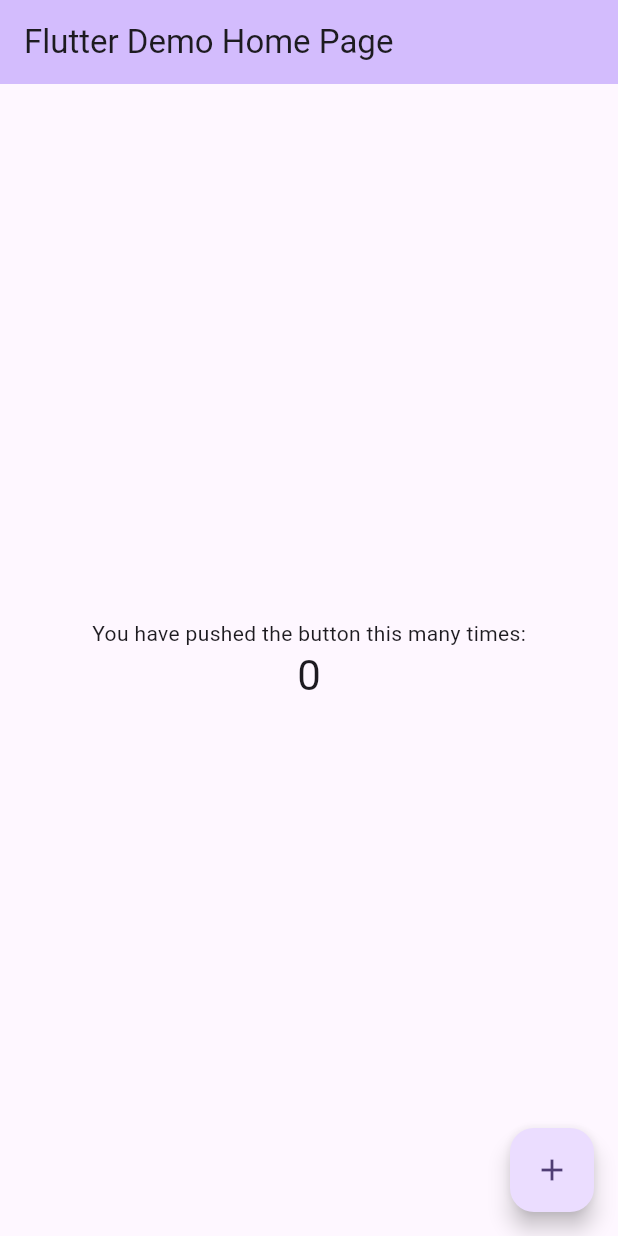
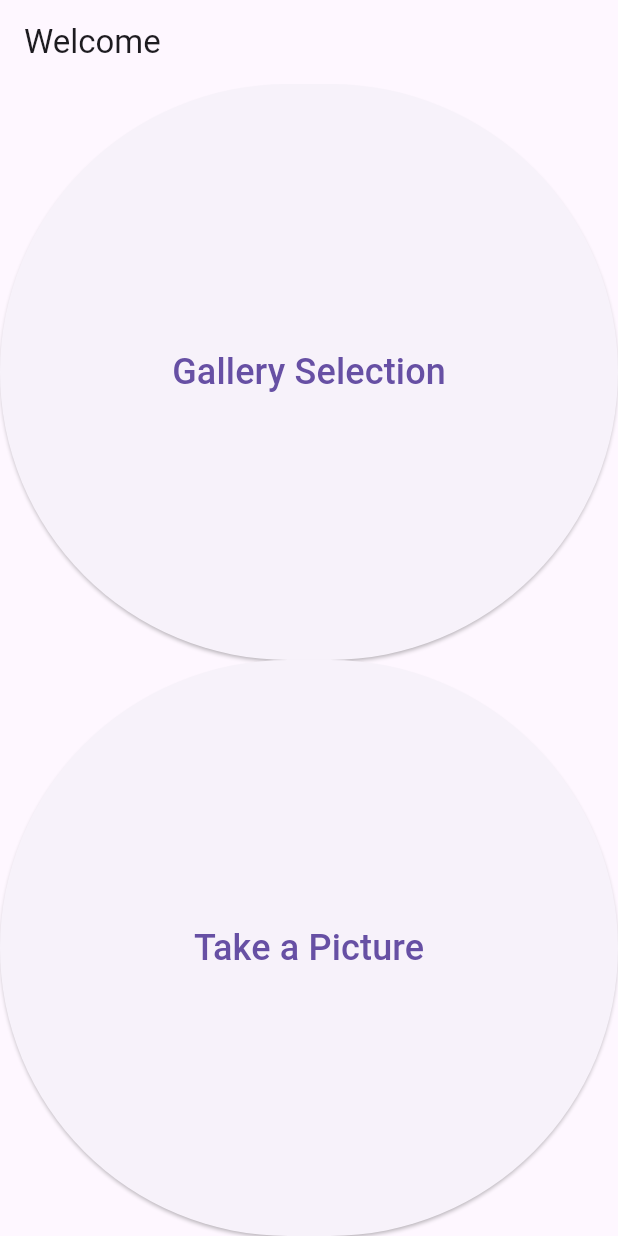
Before and after one commit to Sorbeto1610/master_project_giv, a Flutter app: the screen it shows after launch, on a phone screen of 412 x 824 dp. Run offline on Flutter 3.47's test engine with Material 3 defaults, Android fonts, the phone set to English and light mode, and no system bars; our stand-ins replace camera, image_picker, responsive_builder; missing offline and left inert: flutter_dropzone.

Commit message:
APP ALMOST DOOOONE

```diff
--- a/lib/main.dart
+++ b/lib/main.dart
@@ -1,125 +1,119 @@
 import 'package:flutter/material.dart';
+import 'package:responsive_builder/responsive_builder.dart';
+import 'ImageSelection/gallery.dart';
+import 'ImageSelection/camera.dart';
 
 void main() {
-  runApp(const MyApp());
+  runApp(MyApp());
 }
 
 class MyApp extends StatelessWidget {
-  const MyApp({super.key});
-
-  // This widget is the root of your application.
   @override
   Widget build(BuildContext context) {
     return MaterialApp(
-      title: 'Flutter Demo',
-      theme: ThemeData(
-        // This is the theme of your application.
-        //
-        // TRY THIS: Try running your application with "flutter run". You'll see
-        // the application has a purple toolbar. Then, without quitting the app,
-        // try changing the seedColor in the colorScheme below to Colors.green
-        // and then invoke "hot reload" (save your changes or press the "hot
-        // reload" button in a Flutter-supported IDE, or press "r" if you used
-        // the command line to start the app).
-        //
-        // Notice that the counter didn't reset back to zero; the application
-        // state is not lost during the reload. To reset the state, use hot
-        // restart instead.
-        //
-        // This works for code too, not just values: Most code changes can be
-        // tested with just a hot reload.
-        colorScheme: ColorScheme.fromSeed(seedColor: Colors.deepPurple),
-        useMaterial3: true,
-      ),
-      home: const MyHomePage(title: 'Flutter Demo Home Page'),
+      debugShowCheckedModeBanner: false,
+      title: 'Main Page',
+      home: MainPage(),
     );
   }
 }
 
-class MyHomePage extends StatefulWidget {
-  const MyHomePage({super.key, required this.title});
+class MainPage extends StatelessWidget {
+  @override
+  Widget build(BuildContext context) {
+    return Scaffold(
+      appBar: AppBar(
+        title: Text('Welcome'),
+      ),
+      body: LayoutBuilder(
+        builder: (context, constraints) {
+          double screenWidth = constraints.maxWidth;
 
-  // This widget is the home page of your application. It is stateful, meaning
-  // that it has a State object (defined below) that contains fields that affect
-  // how it looks.
+          bool isPhone = screenWidth < 600;
 
-  // This class is the configuration for the state. It holds the values (in this
-  // case the title) provided by the parent (in this case the App widget) and
-  // used by the build method of the State. Fields in a Widget subclass are
-  // always marked "final".
-
-  final String title;
-
-  @override
-  State<MyHomePage> createState() => _MyHomePageState();
-}
-
-class _MyHomePageState extends State<MyHomePage> {
-  int _counter = 0;
-
-  void _incrementCounter() {
-    setState(() {
-      // This call to setState tells the Flutter framework that something has
-      // changed in this State, which causes it to rerun the build method below
-      // so that the display can reflect the updated values. If we changed
-      // _counter without calling setState(), then the build method would not be
-      // called again, and so nothing would appear to happen.
-      _counter++;
-    });
+          return isPhone
+              ? _buildMobileLayout(context)
+              : _buildDesktopLayout(context);
+        },
+      ),
+    );
   }
 
-  @override
-  Widget build(BuildContext context) {
-    // This method is rerun every time setState is called, for instance as done
-    // by the _incrementCounter method above.
-    //
-    // The Flutter framework has been optimized to make rerunning build methods
-    // fast, so that you can just rebuild anything that needs updating rather
-    // than having to individually change instances of widgets.
-    return Scaffold(
-      appBar: AppBar(
-        // TRY THIS: Try changing the color here to a specific color (to
-        // Colors.amber, perhaps?) and trigger a hot reload to see the AppBar
-        // change color while the other colors stay the same.
-        backgroundColor: Theme.of(context).colorScheme.inversePrimary,
-        // Here we take the value from the MyHomePage object that was created by
-        // the App.build method, and use it to set our appbar title.
-        title: Text(widget.title),
-      ),
-      body: Center(
-        // Center is a layout widget. It takes a single child and positions it
-        // in the middle of the parent.
-        child: Column(
-          // Column is also a layout widget. It takes a list of children and
-          // arranges them vertically. By default, it sizes itself to fit its
-          // children horizontally, and tries to be as tall as its parent.
-          //
-          // Column has various properties to control how it sizes itself and
-          // how it positions its children. Here we use mainAxisAlignment to
-          // center the children vertically; the main axis here is the vertical
-          // axis because Columns are vertical (the cross axis would be
-          // horizontal).
-          //
-          // TRY THIS: Invoke "debug painting" (choose the "Toggle Debug Paint"
-          // action in the IDE, or press "p" in the console), to see the
-          // wireframe for each widget.
-          mainAxisAlignment: MainAxisAlignment.center,
-          children: <Widget>[
-            const Text(
-              'You have pushed the button this many times:',
+  Widget _buildMobileLayout(BuildContext context) {
+    return Column(
+      children: [
+        Expanded(
+          child: ElevatedButton(
+            onPressed: () {
+              Navigator.push(
+                context,
+                MaterialPageRoute(builder: (context) => ImageSelectionPage()),
+              );
+            },
+            child: Center(
+              child: Text(
+                'Gallery Selection',
+                style: TextStyle(fontSize: 24),
+              ),
             ),
-            Text(
-              '$_counter',
-              style: Theme.of(context).textTheme.headlineMedium,
+          ),
+        ),
+        Expanded(
+          child: ElevatedButton(
+            onPressed: () {
+              Navigator.push(
+                context,
+                MaterialPageRoute(builder: (context) => CameraPage()),
+              );
+            },
+            child: Center(
+              child: Text(
+                'Take a Picture',
+                style: TextStyle(fontSize: 24),
+              ),
             ),
-          ],
+          ),
         ),
-      ),
-      floatingActionButton: FloatingActionButton(
-        onPressed: _incrementCounter,
-        tooltip: 'Increment',
-        child: const Icon(Icons.add),
-      ), // This trailing comma makes auto-formatting nicer for build methods.
+      ],
+    );
+  }
+
+  Widget _buildDesktopLayout(BuildContext context) {
+    return Row(
+      children: [
+        Expanded(
+          child: ElevatedButton(
+            onPressed: () {
+              Navigator.push(
+                context,
+                MaterialPageRoute(builder: (context) => ImageSelectionPage()),
+              );
+            },
+            child: Center(
+              child: Text(
+                'Gallery Selection',
+                style: TextStyle(fontSize: 24),
+              ),
+            ),
+          ),
+        ),
+        Expanded(
+          child: ElevatedButton(
+            onPressed: () {
+              Navigator.push(
+                context,
+                MaterialPageRoute(builder: (context) => CameraPage()),
+              );
+            },
+            child: Center(
+              child: Text(
+                'Take a Picture',
+                style: TextStyle(fontSize: 24),
+              ),
+            ),
+          ),
+        ),
+      ],
     );
   }
 }
--- a/pubspec.yaml
+++ b/pubspec.yaml
@@ -30,6 +30,10 @@ environment:
 dependencies:
   flutter:
     sdk: flutter
+  responsive_builder: ^0.7.0
+  image_picker: ^1.1.1  # Pour accéder à la galerie photo
+  flutter_dropzone: ^4.0.0  # Pour le drag-and-drop sur les plateformes de bureau
+  camera: ^0.10.6
 
 
   # The following adds the Cupertino Icons font to your application.
@@ -89,4 +93,3 @@ flutter:
   #
   # For details regarding fonts from package dependencies,
   # see https://flutter.dev/custom-fonts/#from-packages
-responsive_builder: ^0.6.0
```
Also changed, not shown: lib/ImageSelection/camera.dart (added, +125 -0 lines), lib/ImageSelection/gallery.dart (added, +112 -0 lines), lib/imageValidation.dart (added, +33 -0 lines), pubspec.lock, 5 other files.
